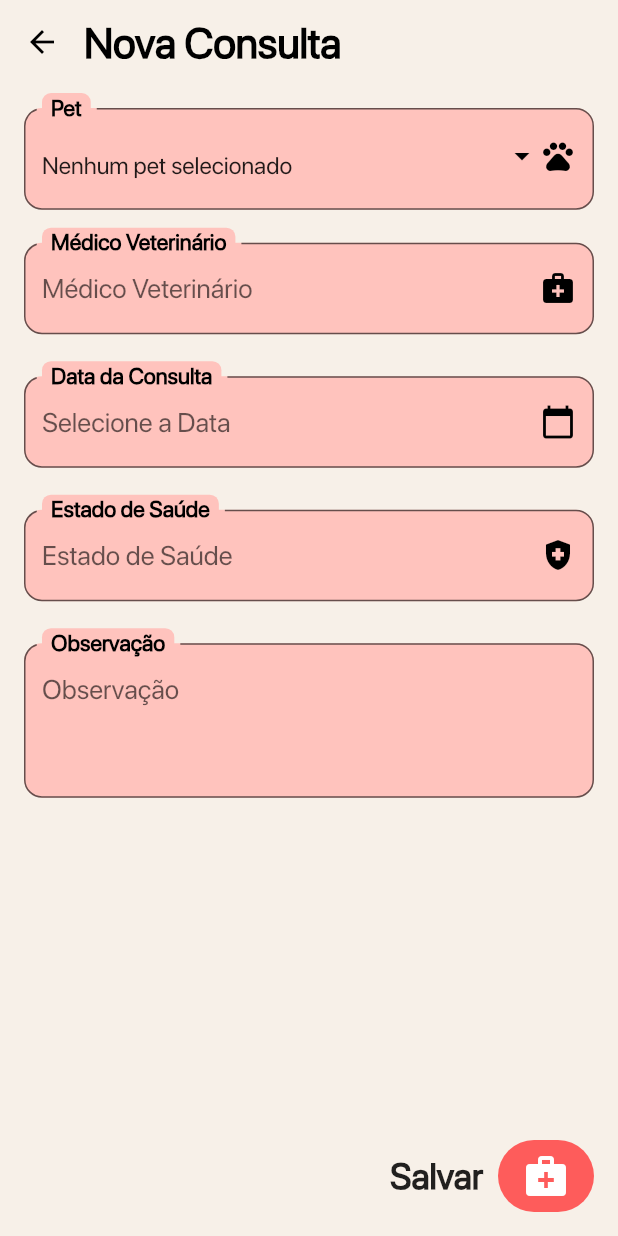
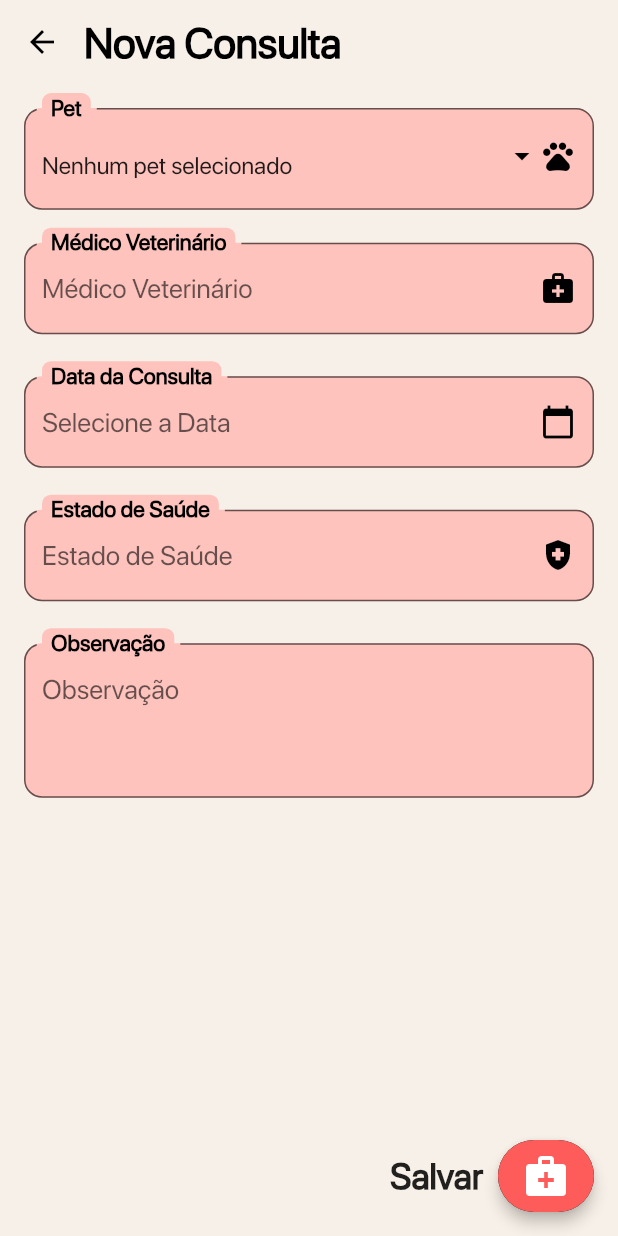
Before and after one commit to gbramoura/petcare, a Flutter app: the AddMedicPage screen opened by its route, on a phone screen of 412 x 824 dp. Run offline on Flutter 3.47's test engine with Material 3 defaults, Android fonts, the phone set to English and light mode, and no system bars; our stand-ins replace flutter_slidable, image_picker, sqflite; missing offline and left inert: age_calculator; accounts and stored records are empty.

```diff
--- a/lib/widgets/save_button.dart
+++ b/lib/widgets/save_button.dart
@@ -32,7 +32,10 @@ class SaveButton extends StatelessWidget {
           ),
         ),
         SizedBox(width: 10),
-        InkWell(
+        Material(
+          elevation: 4,
+          borderRadius: BorderRadius.circular(50),
+          child: InkWell(
             borderRadius: BorderRadius.circular(50),
             onTap: onPressed,
             child: Ink(
@@ -49,6 +52,7 @@ class SaveButton extends StatelessWidget {
                 ),
               ),
             ),
+          ),
         )
       ],
     );
```
Lines whose indentation alone changed are shown as unchanged.
